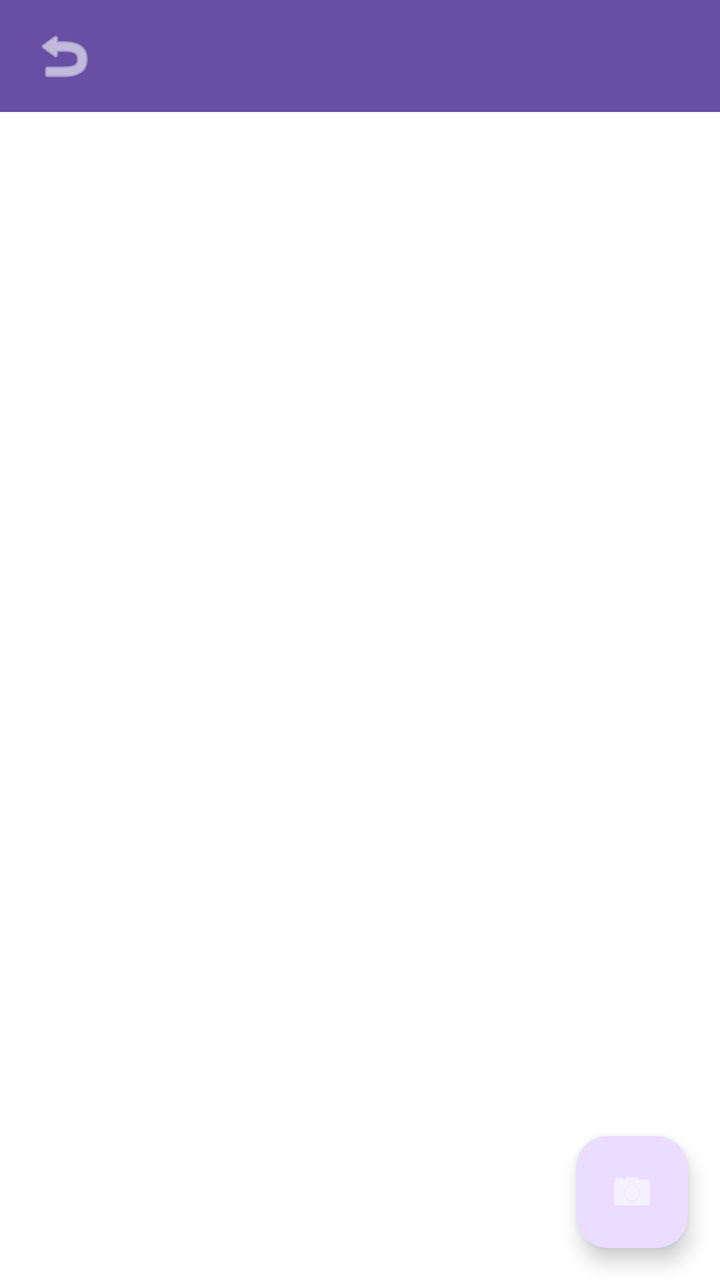
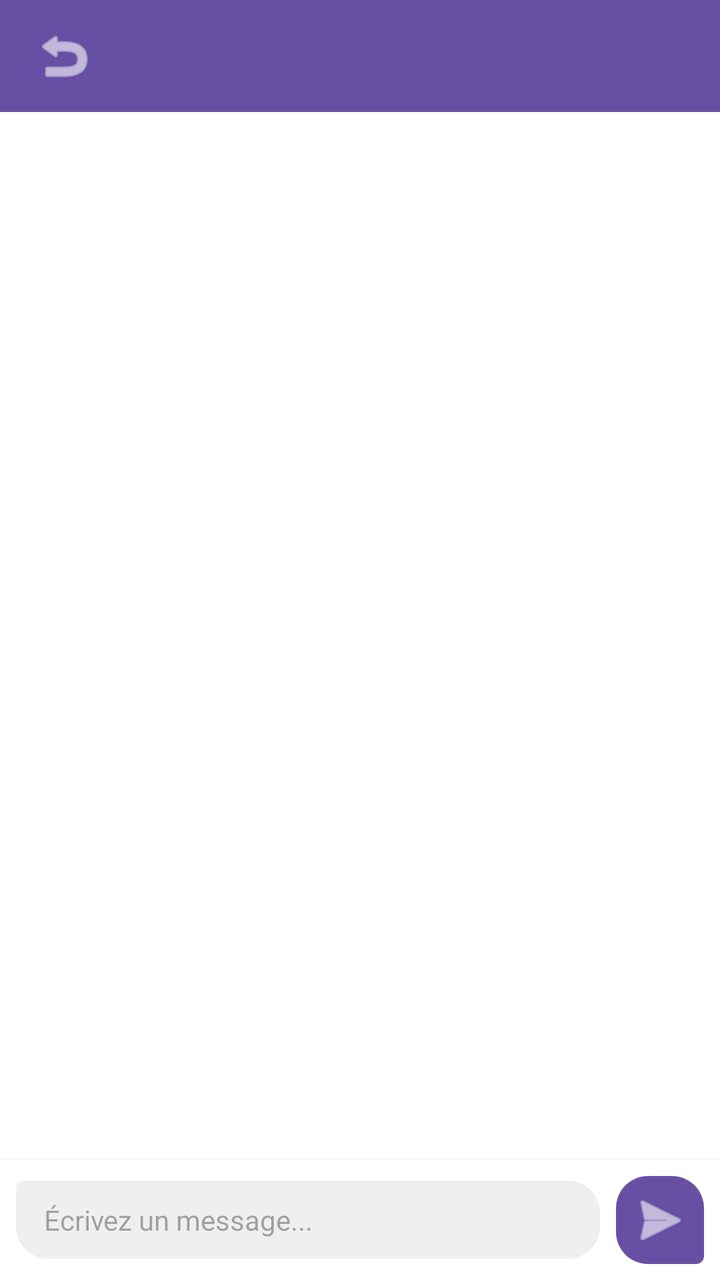

Before-and-after screenshots of an Android layout around one commit, followed by the original layout XML and the change that was made.
<!-- AndroidManifest.xml: application theme Theme.Traveling -->
<!-- res/layout/fragment_group_detail.xml -->
<?xml version="1.0" encoding="utf-8"?>
<androidx.coordinatorlayout.widget.CoordinatorLayout xmlns:android="http://schemas.android.com/apk/res/android"
    xmlns:app="http://schemas.android.com/apk/res-auto"
    android:layout_width="match_parent"
    android:layout_height="match_parent"
    android:background="@android:color/white">

<LinearLayout
    android:layout_width="match_parent"
    android:layout_height="match_parent"
    android:orientation="vertical"
    android:background="@android:color/white">

    
    <LinearLayout
        android:layout_width="match_parent"
        android:layout_height="56dp"
        android:orientation="horizontal"
        android:gravity="center_vertical"
        android:paddingHorizontal="8dp"
        android:background="?attr/colorPrimary">

        <ImageButton
            android:id="@+id/btn_back"
            android:layout_width="48dp"
            android:layout_height="48dp"
            android:background="?attr/selectableItemBackgroundBorderless"
            android:src="@android:drawable/ic_menu_revert"
            android:contentDescription="Retour"
            android:tint="@android:color/white" />

        <TextView
            android:id="@+id/tv_group_name"
            android:layout_width="0dp"
            android:layout_height="wrap_content"
            android:layout_weight="1"
            android:layout_marginStart="8dp"
            android:textColor="@android:color/white"
            android:textSize="18sp"
            android:textStyle="bold"
            android:maxLines="1"
            android:ellipsize="end" />

        <TextView
            android:id="@+id/tv_members_count"
            android:layout_width="wrap_content"
            android:layout_height="wrap_content"
            android:layout_marginEnd="12dp"
            android:textColor="@android:color/white"
            android:textSize="12sp" />

    </LinearLayout>

    
    <androidx.recyclerview.widget.RecyclerView
        android:id="@+id/recycler_posts"
        android:layout_width="match_parent"
        android:layout_height="0dp"
        android:layout_weight="1"
        android:padding="8dp"
        android:clipToPadding="false" />

    
    <TextView
        android:id="@+id/tv_empty_posts"
        android:layout_width="match_parent"
        android:layout_height="0dp"
        android:layout_weight="1"
        android:gravity="center"
        android:text="Aucune publication dans ce groupe"
        android:textColor="#999999"
        android:textSize="14sp"
        android:visibility="gone" />

</LinearLayout>

    <com.google.android.material.floatingactionbutton.FloatingActionButton
        android:id="@+id/fab_share_photo"
        android:layout_width="wrap_content"
        android:layout_height="wrap_content"
        android:layout_gravity="bottom|end"
        android:layout_margin="16dp"
        android:src="@android:drawable/ic_menu_camera"
        android:contentDescription="Partager une photo"
        app:tint="@android:color/white" />

</androidx.coordinatorlayout.widget.CoordinatorLayout>
<!-- resources referenced by this layout -->
<resources>
  <style name="Theme.Traveling" parent="Base.Theme.Traveling" />
  <style name="Base.Theme.Traveling" parent="Theme.Material3.DayNight.NoActionBar">
          
          
      </style>
</resources>

<!-- the commit's change to res/layout/fragment_group_detail.xml (unified diff, before → after) -->
@@ -1,11 +1,6 @@
 <?xml version="1.0" encoding="utf-8"?>
-<androidx.coordinatorlayout.widget.CoordinatorLayout xmlns:android="http://schemas.android.com/apk/res/android"
+<LinearLayout xmlns:android="http://schemas.android.com/apk/res/android"
     xmlns:app="http://schemas.android.com/apk/res-auto"
-    android:layout_width="match_parent"
-    android:layout_height="match_parent"
-    android:background="@android:color/white">
-
-<LinearLayout
     android:layout_width="match_parent"
     android:layout_height="match_parent"
     android:orientation="vertical"
@@ -52,36 +47,68 @@
     </LinearLayout>
 
     
-    <androidx.recyclerview.widget.RecyclerView
-        android:id="@+id/recycler_posts"
+    <FrameLayout
         android:layout_width="match_parent"
         android:layout_height="0dp"
-        android:layout_weight="1"
-        android:padding="8dp"
-        android:clipToPadding="false" />
+        android:layout_weight="1">
+
+        <androidx.recyclerview.widget.RecyclerView
+            android:id="@+id/recycler_posts"
+            android:layout_width="match_parent"
+            android:layout_height="match_parent"
+            android:paddingTop="8dp"
+            android:paddingBottom="8dp"
+            android:clipToPadding="false" />
+
+        <TextView
+            android:id="@+id/tv_empty_posts"
+            android:layout_width="match_parent"
+            android:layout_height="match_parent"
+            android:gravity="center"
+            android:text="Aucun message dans ce groupe"
+            android:textColor="#999999"
+            android:textSize="14sp"
+            android:visibility="gone" />
+
+    </FrameLayout>
 
     
-    <TextView
-        android:id="@+id/tv_empty_posts"
+    <LinearLayout
         android:layout_width="match_parent"
-        android:layout_height="0dp"
-        android:layout_weight="1"
-        android:gravity="center"
-        android:text="Aucune publication dans ce groupe"
-        android:textColor="#999999"
-        android:textSize="14sp"
-        android:visibility="gone" />
+        android:layout_height="wrap_content"
+        android:orientation="horizontal"
+        android:gravity="center_vertical"
+        android:padding="8dp"
+        android:background="@android:color/white"
+        android:elevation="4dp">
+
+        <EditText
+            android:id="@+id/et_message"
+            android:layout_width="0dp"
+            android:layout_height="wrap_content"
+            android:layout_weight="1"
+            android:hint="Écrivez un message..."
+            android:maxLines="4"
+            android:inputType="textMultiLine|textCapSentences"
+            android:background="@drawable/bg_chat_other"
+            android:paddingStart="14dp"
+            android:paddingEnd="14dp"
+            android:paddingTop="10dp"
+            android:paddingBottom="10dp"
+            android:textSize="14sp" />
+
+        <ImageButton
+            android:id="@+id/btn_send"
+            android:layout_width="44dp"
+            android:layout_height="44dp"
+            android:layout_marginStart="8dp"
+            android:backgroundTint="?attr/colorPrimary"
+            android:background="@drawable/bg_chat_mine"
+            android:src="@android:drawable/ic_menu_send"
+            android:tint="@android:color/white"
+            android:contentDescription="Envoyer"
+            android:padding="10dp" />
+
+    </LinearLayout>
 
 </LinearLayout>
-
-    <com.google.android.material.floatingactionbutton.FloatingActionButton
-        android:id="@+id/fab_share_photo"
-        android:layout_width="wrap_content"
-        android:layout_height="wrap_content"
-        android:layout_gravity="bottom|end"
-        android:layout_margin="16dp"
-        android:src="@android:drawable/ic_menu_camera"
-        android:contentDescription="Partager une photo"
-        app:tint="@android:color/white" />
-
-</androidx.coordinatorlayout.widget.CoordinatorLayout>
<!-- resource entries referenced after the edit -->
@@ -1,6 +1,27 @@
 <!-- resources referenced by this layout -->
 <resources>
+  <!-- drawable bg_chat_mine (drawable) -->
+  <?xml version="1.0" encoding="utf-8"?>
+  <shape xmlns:android="http://schemas.android.com/apk/res/android">
+      <solid android:color="@color/colorPrimary" />
+      <corners
+          android:topLeftRadius="16dp"
+          android:topRightRadius="16dp"
+          android:bottomLeftRadius="16dp"
+          android:bottomRightRadius="4dp" />
+  </shape>
+  <!-- drawable bg_chat_other (drawable) -->
+  <?xml version="1.0" encoding="utf-8"?>
+  <shape xmlns:android="http://schemas.android.com/apk/res/android">
+      <solid android:color="#EFEFEF" />
+      <corners
+          android:topLeftRadius="4dp"
+          android:topRightRadius="16dp"
+          android:bottomLeftRadius="16dp"
+          android:bottomRightRadius="16dp" />
+  </shape>
   <style name="Theme.Traveling" parent="Base.Theme.Traveling" />
+  <color name="colorPrimary">#FF1E88E5</color>
   <style name="Base.Theme.Traveling" parent="Theme.Material3.DayNight.NoActionBar">
           
           
